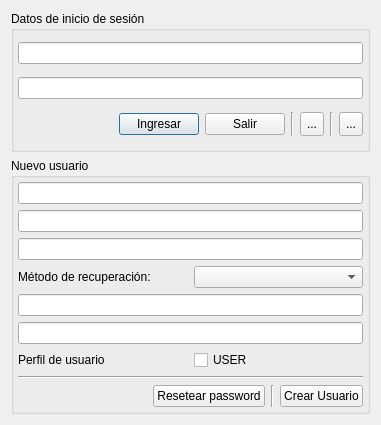
lincolningaroca/xxxApp, file logindialog.ui: the form before one commit.
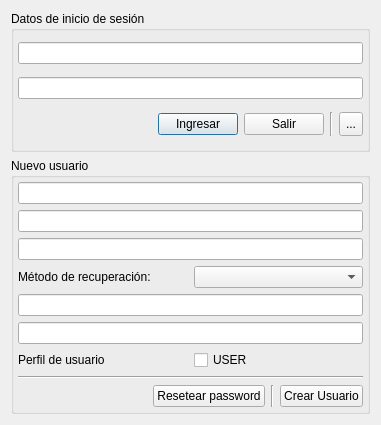
The form after the commit. Icons and pictures are not drawn.

```diff
--- a/logindialog.ui
+++ b/logindialog.ui
@@ -70,30 +70,6 @@
           </property>
          </widget>
         </item>
-        <item>
-         <widget class="Line" name="line">
-          <property name="orientation">
-           <enum>Qt::Vertical</enum>
-          </property>
-         </widget>
-        </item>
-        <item>
-         <widget class="QToolButton" name="btnPublic">
-          <property name="minimumSize">
-           <size>
-            <width>0</width>
-            <height>24</height>
-           </size>
-          </property>
-          <property name="text">
-           <string>...</string>
-          </property>
-          <property name="icon">
-           <iconset>
-            <normaloff>:/img/7278151.png</normaloff>:/img/7278151.png</iconset>
-          </property>
-         </widget>
-        </item>
         <item>
          <widget class="Line" name="line_2">
           <property name="orientation">
```
